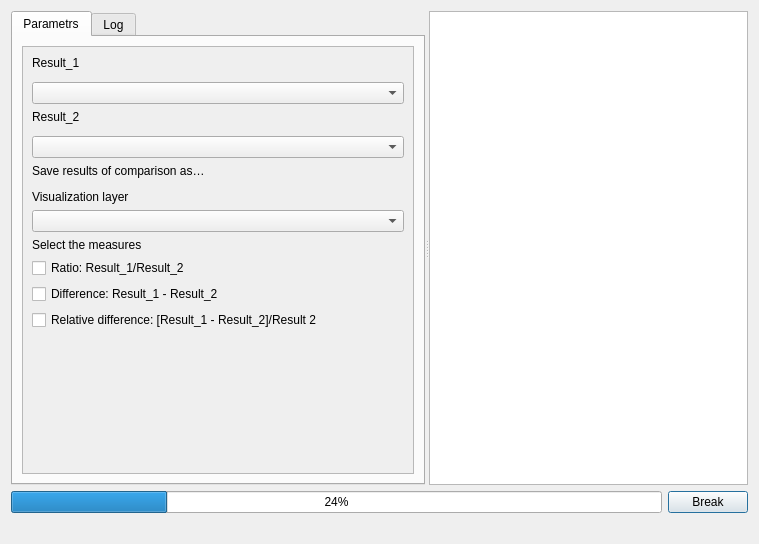
Qt form UI/relative.ui (ishusterman/tau_net_calc) before a commit.
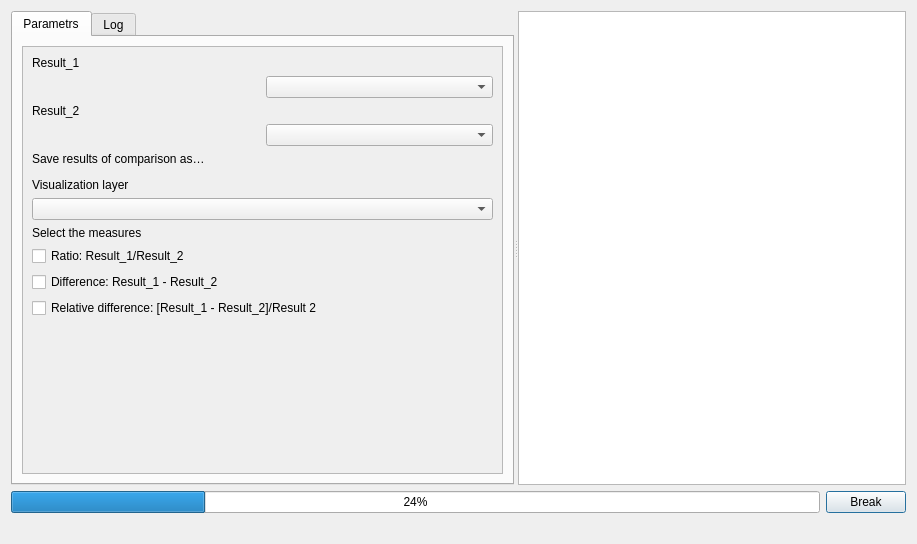
The same form after that commit. Custom widgets are drawn as their Qt base class.

```diff
--- a/UI/relative.ui
+++ b/UI/relative.ui
@@ -9,7 +9,7 @@
    <rect>
     <x>0</x>
     <y>0</y>
-    <width>759</width>
+    <width>917</width>
     <height>544</height>
    </rect>
   </property>
@@ -83,8 +83,8 @@
             <rect>
              <x>0</x>
              <y>0</y>
-             <width>383</width>
-             <height>448</height>
+             <width>498</width>
+             <height>372</height>
             </rect>
            </property>
            <property name="sizePolicy">
@@ -99,14 +99,14 @@
             </property>
             <item>
              <layout class="QFormLayout" name="formLayout">
-              <item row="3" column="0">
+              <item row="1" column="0">
                <widget class="QLabel" name="label_2">
                 <property name="text">
                  <string>Result_1</string>
                 </property>
                </widget>
               </item>
-              <item row="4" column="0" colspan="2">
+              <item row="2" column="0" colspan="2">
                <layout class="QHBoxLayout" name="horizontalLayout_31">
                 <item>
                  <widget class="QgsFileWidget" name="widget_result1">
@@ -115,30 +115,36 @@
                   </property>
                  </widget>
                 </item>
+                <item>
+                 <widget class="QComboBox" name="comboBox_table1"/>
+                </item>
                </layout>
               </item>
-              <item row="7" column="0">
+              <item row="5" column="0">
                <widget class="QLabel" name="label_3">
                 <property name="text">
                  <string>Result_2</string>
                 </property>
                </widget>
               </item>
-              <item row="8" column="0" colspan="2">
+              <item row="6" column="0" colspan="2">
                <layout class="QHBoxLayout" name="horizontalLayout_311">
                 <item>
                  <widget class="QgsFileWidget" name="widget_result2"/>
                 </item>
+                <item>
+                 <widget class="QComboBox" name="comboBox_table2"/>
+                </item>
                </layout>
               </item>
-              <item row="11" column="0">
+              <item row="8" column="0">
                <widget class="QLabel" name="label_1">
                 <property name="text">
                  <string>Save results of comparison as…</string>
                 </property>
                </widget>
               </item>
-              <item row="13" column="0" colspan="2">
+              <item row="9" column="0" colspan="2">
                <layout class="QHBoxLayout" name="horizontalLayout_3">
                 <item>
                  <widget class="QgsFileWidget" name="wgFileSave">
@@ -149,54 +155,48 @@
                 </item>
                </layout>
               </item>
-              <item row="15" column="0">
+              <item row="10" column="0">
                <widget class="QLabel" name="label">
                 <property name="text">
                  <string>Visualization layer</string>
                 </property>
                </widget>
               </item>
-              <item row="16" column="0" colspan="2">
+              <item row="11" column="0" colspan="2">
                <layout class="QHBoxLayout" name="horizontalLayout_6">
                 <item>
                  <widget class="QgsMapLayerComboBox" name="cbVisLayers"/>
                 </item>
                </layout>
               </item>
-              <item row="17" column="0">
+              <item row="12" column="0">
                <widget class="QLabel" name="label_6">
                 <property name="text">
                  <string>Select the measures</string>
                 </property>
                </widget>
               </item>
-              <item row="18" column="0">
+              <item row="13" column="0">
                <widget class="QCheckBox" name="cb_ratio">
                 <property name="text">
                  <string>Ratio: Result_1/Result_2</string>
                 </property>
                </widget>
               </item>
-              <item row="19" column="0">
+              <item row="14" column="0">
                <widget class="QCheckBox" name="cb_difference">
                 <property name="text">
                  <string>Difference: Result_1 - Result_2</string>
                 </property>
                </widget>
               </item>
-              <item row="20" column="0">
+              <item row="15" column="0">
                <widget class="QCheckBox" name="cb_relative_difference">
                 <property name="text">
                  <string>Relative difference: [Result_1 - Result_2]/Result 2</string>
                 </property>
                </widget>
               </item>
-              <item row="6" column="0" colspan="2">
-               <widget class="QComboBox" name="comboBox_table1"/>
-              </item>
-              <item row="10" column="0" colspan="2">
-               <widget class="QComboBox" name="comboBox_table2"/>
-              </item>
              </layout>
             </item>
            </layout>
```
